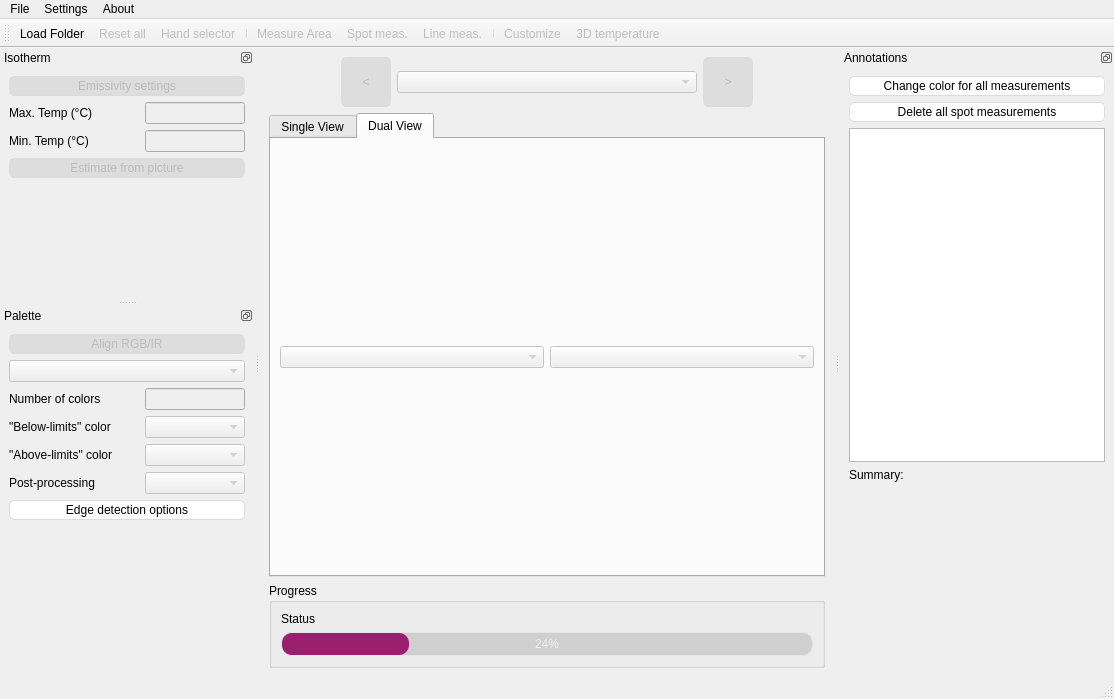
This is ui/main_window.ui in s-du/Thermogram as Qt 5 draws it before an edit. The edited form follows.
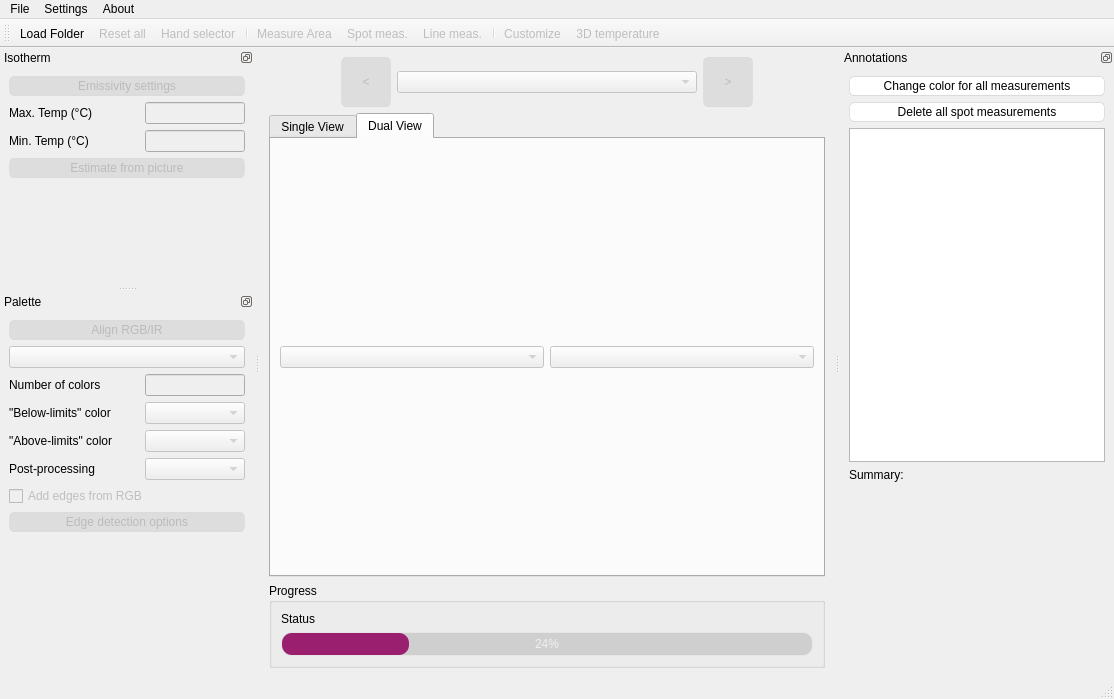
This is the edited form. The open tabs and pages were chosen to show the change.

Commit message: Add separated edges

The edit to the form file:
```diff
--- a/ui/main_window.ui
+++ b/ui/main_window.ui
@@ -755,8 +755,21 @@
        </item>
       </layout>
      </item>
+     <item>
+      <widget class="QCheckBox" name="checkBox_edges">
+       <property name="enabled">
+        <bool>false</bool>
+       </property>
+       <property name="text">
+        <string>Add edges from RGB</string>
+       </property>
+      </widget>
+     </item>
      <item>
       <widget class="QPushButton" name="pushButton_edge_options">
+       <property name="enabled">
+        <bool>false</bool>
+       </property>
        <property name="text">
         <string>Edge detection options</string>
        </property>
```
Left out of the diff: 13 changed lines with no effect on the pictures. The commit also changes 4 other files.
